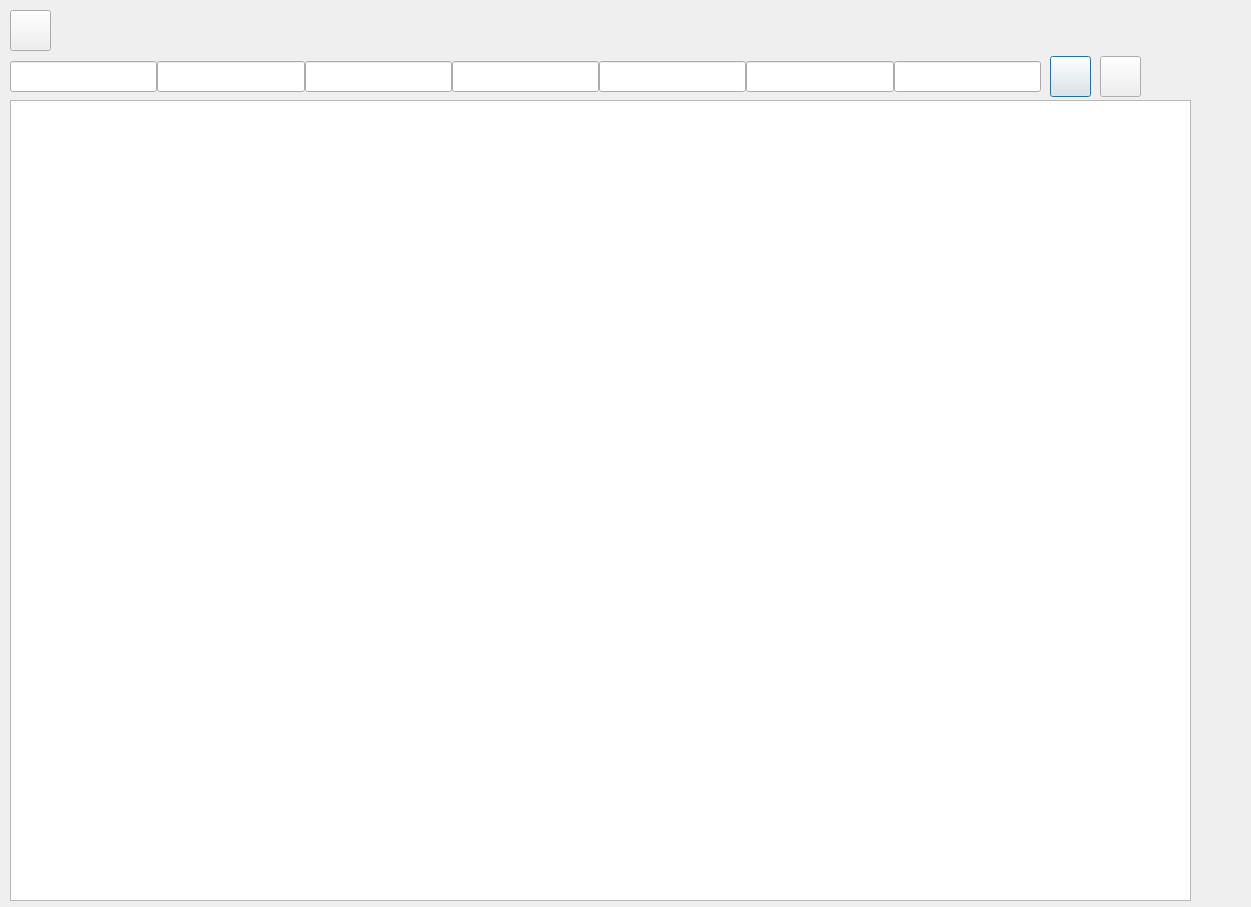
Qt form koloryDialog.ui (militia11/shoes) before a commit.
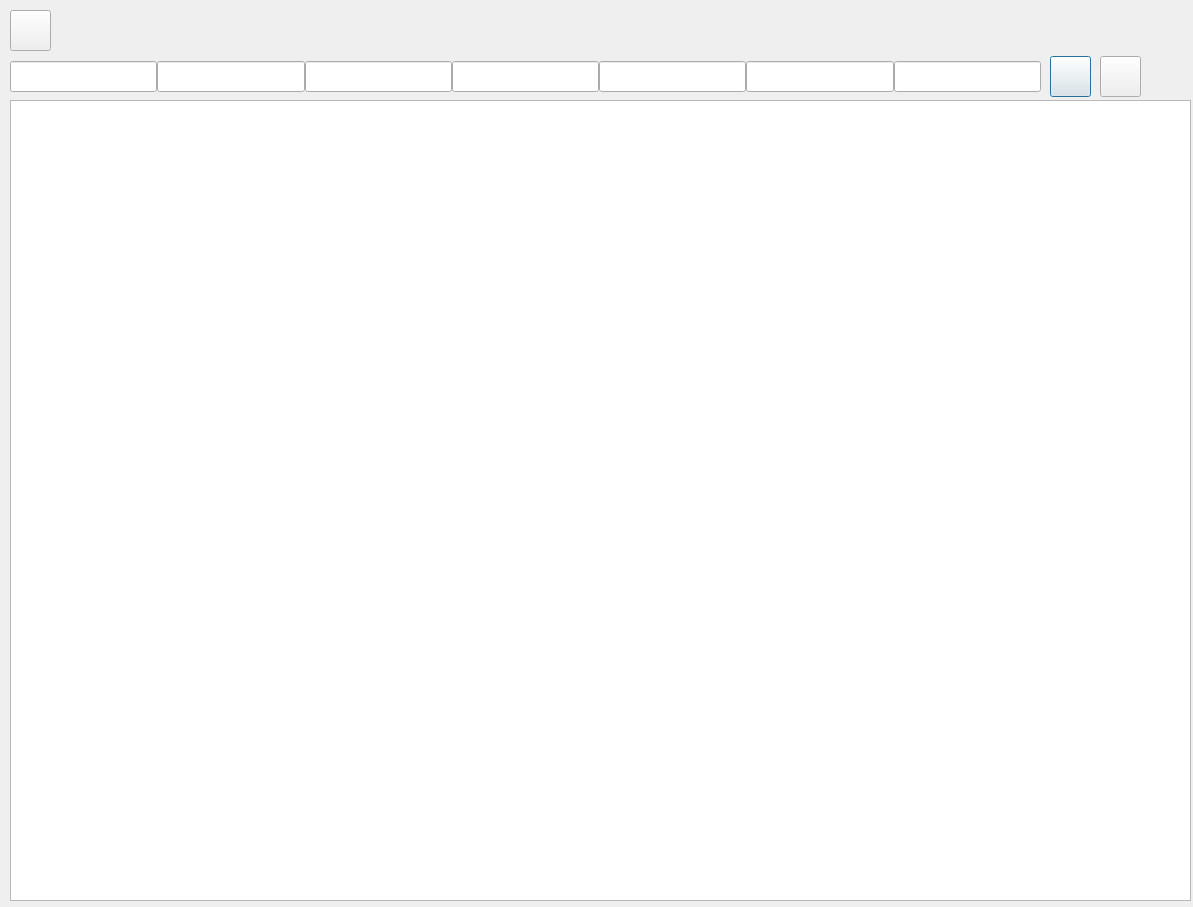
The same form after that commit. Icons and pictures are not drawn.

The edit to the form file:
```diff
--- a/koloryDialog.ui
+++ b/koloryDialog.ui
@@ -6,7 +6,7 @@
    <rect>
     <x>0</x>
     <y>0</y>
-    <width>1251</width>
+    <width>1193</width>
     <height>907</height>
    </rect>
   </property>
```
